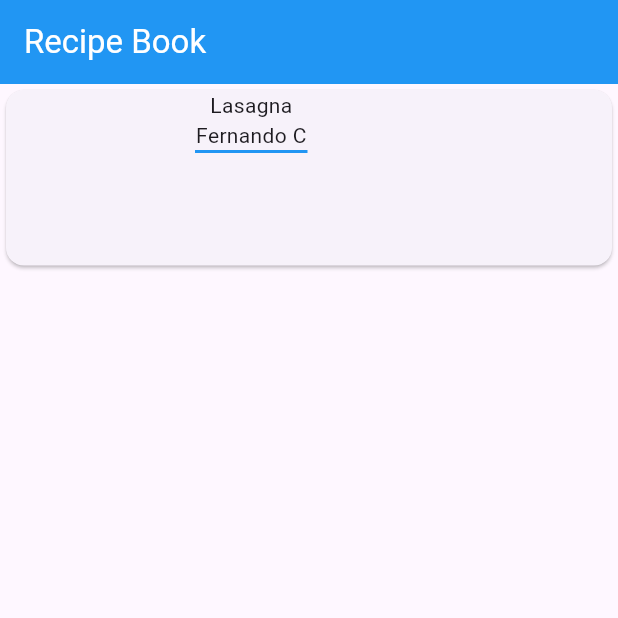
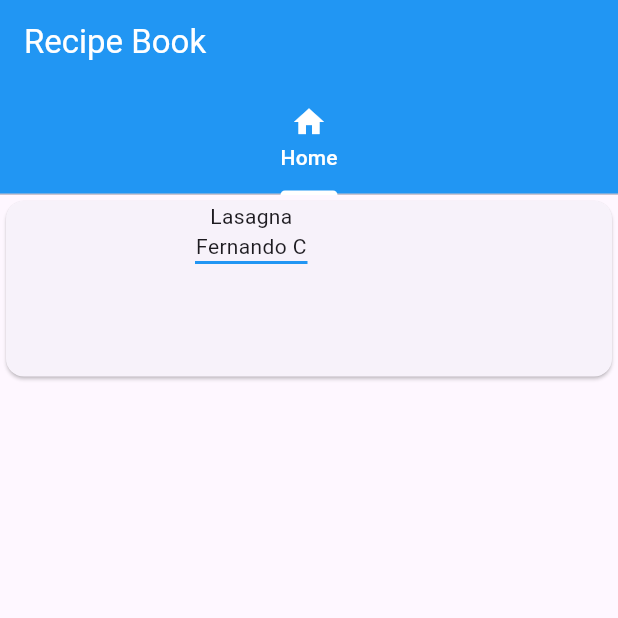
Before and after one commit to fernandojosecc/recipe_book, a Flutter app: the screen it shows after launch, on a phone screen of 412 x 824 dp, the top half of it. Run offline on Flutter 3.47's test engine with Material 3 defaults, Android fonts, the phone set to English and light mode, and no system bars.

Commit message:
I created a new folder called screen who is gonna help us create a navigation tabs, we also created a Home_Screen file

```diff
--- a/lib/main.dart
+++ b/lib/main.dart
@@ -1,4 +1,5 @@
 import 'package:flutter/material.dart';
+import 'package:recipe_book/screens/home_screen.dart';
 
 void main() => runApp(const MyApp());
 
@@ -21,36 +22,20 @@ class RecipeBook extends StatelessWidget {
 
   @override
   Widget build(BuildContext context) {
-    return Scaffold(
-      appBar: AppBar(
-        backgroundColor: Colors.blue,
-        title: Text('Recipe Book', style: TextStyle(color: Colors.white)),
-      ),
-      body: Container(
-        width: MediaQuery.of(context).size.width,
-        height: 125,
-        child: Card(
-          child: Row(
-            children: <Widget>[
-              Container(
-                height: 125,
-                width: 100,
-                child: ClipRRect(
-                  borderRadius: BorderRadius.circular(10),
-                  child: Container(),
-                ),
-              ),
-              SizedBox(width: 26),
-              Column(
-                children: <Widget>[
-                  Text('Lasagna'),
-                  Text('Fernando C'),
-                  Container(height: 2, width: 75, color: Colors.blue),
-                ],
-              ),
-            ],
+    return DefaultTabController(
+      length: 4,
+      child: Scaffold(
+        appBar: AppBar(
+          backgroundColor: Colors.blue,
+          title: Text('Recipe Book', style: TextStyle(color: Colors.white)),
+          bottom: TabBar(
+            indicatorColor: Colors.white,
+            labelColor: Colors.white,
+            unselectedLabelColor: Colors.red,
+            tabs: [Tab(icon: Icon(Icons.home), text: 'Home')],
           ),
         ),
+        body: TabBarView(children: [HomeScreen()]),
       ),
     );
   }
--- /dev/null
+++ b/lib/screens/home_screen.dart
@@ -0,0 +1,37 @@
+import 'package:flutter/material.dart';
+
+class HomeScreen extends StatelessWidget {
+  const HomeScreen({super.key});
+
+  @override
+  Widget build(BuildContext context) {
+    return Scaffold(
+      body: Container(
+        width: MediaQuery.of(context).size.width,
+        height: 125,
+        child: Card(
+          child: Row(
+            children: <Widget>[
+              Container(
+                height: 125,
+                width: 100,
+                child: ClipRRect(
+                  borderRadius: BorderRadius.circular(10),
+                  child: Container(),
+                ),
+              ),
+              SizedBox(width: 26),
+              Column(
+                children: <Widget>[
+                  Text('Lasagna'),
+                  Text('Fernando C'),
+                  Container(height: 2, width: 75, color: Colors.blue),
+                ],
+              ),
+            ],
+          ),
+        ),
+      ),
+    );
+  }
+}
```
